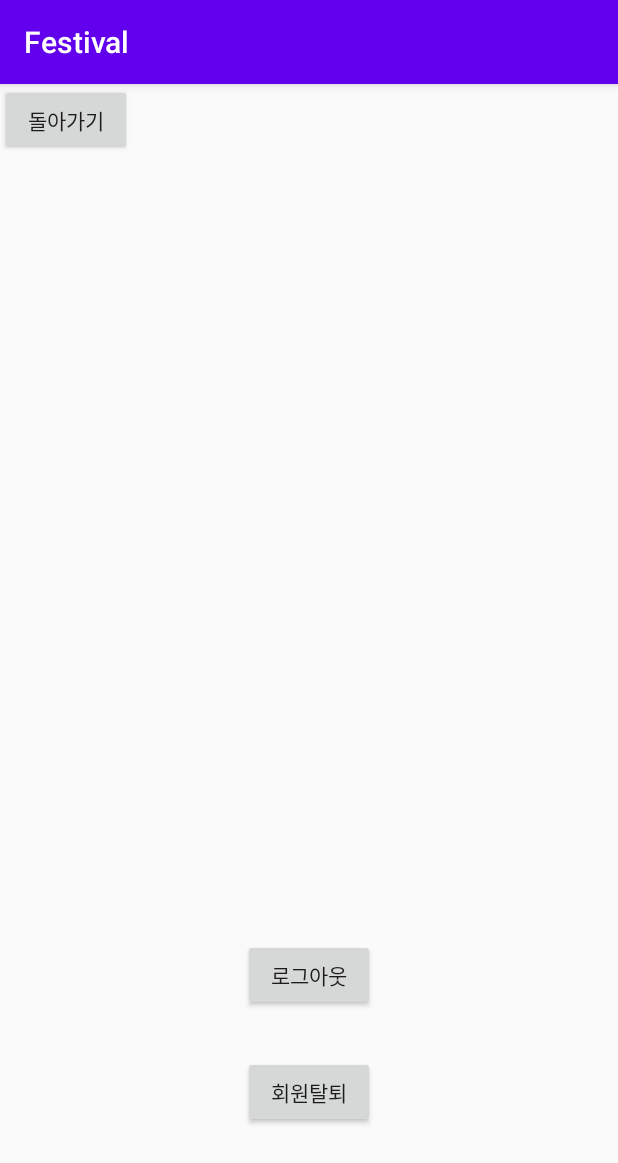
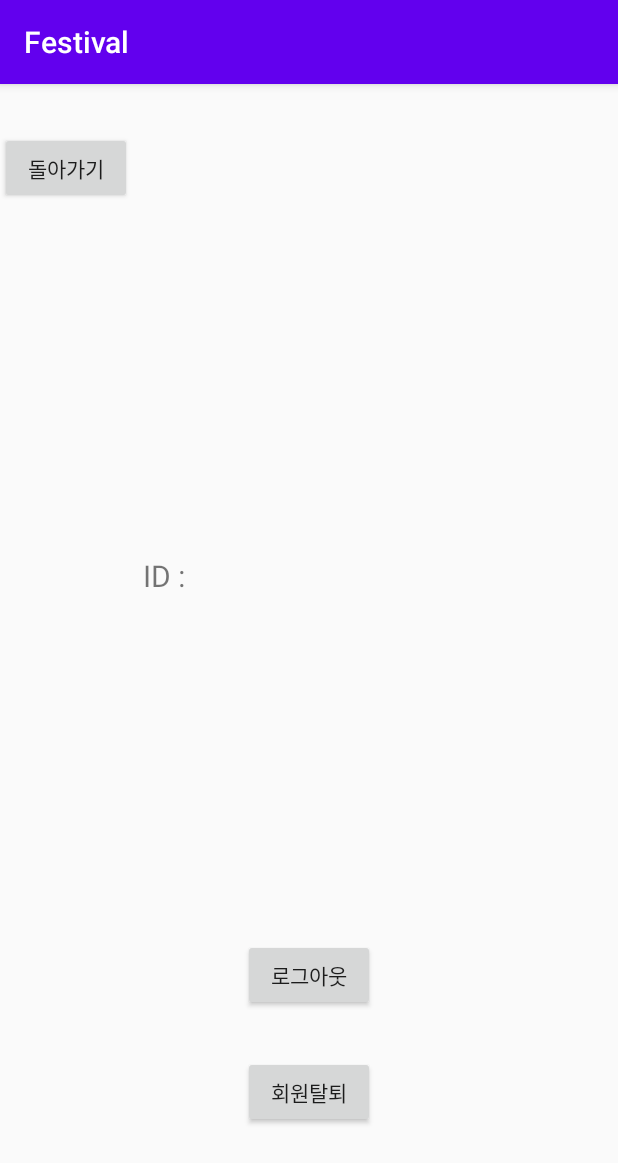
Before and after one commit to rheehot/Festival_List_App, an Android app: the MypageActivity screen opened directly, with no data from a screen before it, on a phone screen of 412 x 824 dp. Shown: the top 1163 px of the screen. Run offline under Robolectric (Android 15) with nearby library versions, the phone set to English and light mode, and no system bars; libraries missing offline, so code that uses them is left out: com.kakao.auth, com.kakao.network, com.kakao.usermgmt.

Commit message:
유저ID 받아오게끔 코드 수정

```diff
--- a/app/src/main/java/org/techtown/festival/LoginActivity.java
+++ b/app/src/main/java/org/techtown/festival/LoginActivity.java
@@ -46,7 +46,7 @@ public class LoginActivity extends Activity {
                 public void onSuccess(MeV2Response result) {
                     // Intent intent = new Intent(getApplicationContext(), InformationActivity.class); // 나중에 병합하고 MainActivity로 수정
                     Intent intent = new Intent(getApplicationContext(), MainActivity.class);
-                    intent.putExtra("name", result.getId());
+                    intent.putExtra("ID", ""+result.getId());
                     startActivity(intent);
                     finish();
                 }
--- a/app/src/main/java/org/techtown/festival/MainActivity.java
+++ b/app/src/main/java/org/techtown/festival/MainActivity.java
@@ -39,7 +39,7 @@ public class MainActivity extends AppCompatActivity {
 
         // 로그인 인텐트 부분(코드 병합하고 MainActivity로 옮겨주기)
         Intent intent = getIntent();
-        String id = intent.getStringExtra("name"); // id가져오기
+        final String id = intent.getStringExtra("ID"); // id가져오기
         Toast.makeText(getApplicationContext(), id+" 로그인 성공!", Toast.LENGTH_SHORT).show();
 
         // 마이페이지로 이동 인텐트
@@ -48,6 +48,7 @@ public class MainActivity extends AppCompatActivity {
             @Override
             public void onClick(View v) {
                 Intent intent = new Intent(getApplicationContext(), MypageActivity.class);
+                intent.putExtra("USERID", ""+id); // ID 보내주기
                 startActivityForResult(intent, REQUEST_CODE_MENU);
             }
         });
--- a/app/src/main/java/org/techtown/festival/MypageActivity.java
+++ b/app/src/main/java/org/techtown/festival/MypageActivity.java
@@ -5,6 +5,7 @@ import android.content.Intent;
 import android.os.Bundle;
 import android.view.View;
 import android.widget.Button;
+import android.widget.TextView;
 import android.widget.Toast;
 
 import com.kakao.auth.ApiErrorCode;
@@ -17,21 +18,30 @@ import androidx.appcompat.app.AlertDialog;
 import androidx.appcompat.app.AppCompatActivity;
 
 public class MypageActivity extends AppCompatActivity {
+
     @Override
     protected void onCreate(Bundle savedInstanceState) {
         super.onCreate(savedInstanceState);
         setContentView(R.layout.activity_mypage);
+
+        final Intent intent = getIntent();
+        String userid = intent.getStringExtra("USERID");
+
+        //유저 ID 나타내는 부분
+        TextView ID = findViewById(R.id.ID);
+        ID.setText(userid);
 
         // main으로 돌아가는 부분
         Button button = findViewById(R.id.go_main);
         button.setOnClickListener(new View.OnClickListener() {
             @Override
             public void onClick(View v) {
-                Intent intent = new Intent();
                 setResult(RESULT_OK, intent);
                 finish();
             }
         });
+
+
 
         // 로그아웃, 연결 해제 부분
         Button Logout = findViewById(R.id.mypage_Logout);
--- a/app/src/main/res/layout/activity_mypage.xml
+++ b/app/src/main/res/layout/activity_mypage.xml
@@ -4,6 +4,31 @@
     android:layout_width="match_parent"
     android:layout_height="match_parent"
     xmlns:app="http://schemas.android.com/apk/res-auto">
+
+    <TextView
+        android:id="@+id/textView"
+        android:layout_width="wrap_content"
+        android:layout_height="wrap_content"
+        android:layout_marginLeft="25dp"
+        android:layout_marginEnd="284dp"
+        android:layout_marginRight="284dp"
+        android:text="ID : "
+        android:textSize="20sp"
+        app:layout_constraintBottom_toBottomOf="parent"
+        app:layout_constraintEnd_toEndOf="parent"
+        app:layout_constraintLeft_toLeftOf="parent"
+        app:layout_constraintTop_toTopOf="parent"
+        app:layout_constraintVertical_bias="0.424" />
+
+    <TextView
+        android:id="@+id/ID"
+        android:layout_width="wrap_content"
+        android:layout_height="wrap_content"
+        android:text="..."
+        android:textSize="20sp"
+        app:layout_constraintStart_toEndOf="@+id/textView"
+        app:layout_constraintTop_toTopOf="@+id/textView" />
+
     <Button
         android:id="@+id/mypage_Logout"
         android:layout_width="wrap_content"
@@ -29,9 +54,10 @@
         android:id="@+id/go_main"
         android:layout_width="wrap_content"
         android:layout_height="wrap_content"
+        android:layout_marginTop="32dp"
         android:text="돌아가기"
-        tools:layout_editor_absoluteX="300dp"
-        tools:layout_editor_absoluteY="21dp" />
+        app:layout_constraintTop_toTopOf="parent"
+        tools:layout_editor_absoluteX="294dp" />
 
 
 </androidx.constraintlayout.widget.ConstraintLayout>
```
